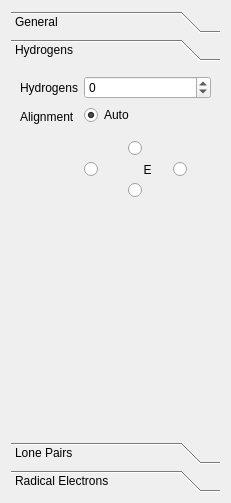
Qt form libmolsketch/atompopup.ui (timvdm/Molsketch) before a commit.
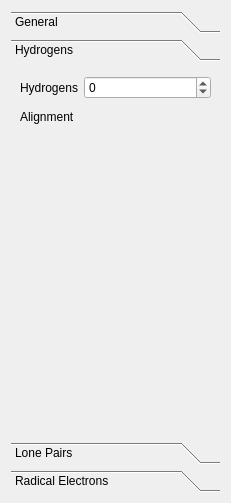
The same form after that commit. The open tabs and pages were chosen to show the change. Custom widgets are drawn as their Qt base class.

Commit message: Add H atom alignment setting (allow to set explicit direction)

What changed in the file:
```diff
--- a/libmolsketch/atompopup.ui
+++ b/libmolsketch/atompopup.ui
@@ -120,72 +120,14 @@
         </widget>
        </item>
        <item row="1" column="1">
-        <layout class="QGridLayout" name="gridLayout_5">
-         <item row="5" column="2">
-          <widget class="QLabel" name="hydrogensElementLabel">
-           <property name="text">
-            <string>E</string>
-           </property>
-           <property name="alignment">
-            <set>Qt::AlignCenter</set>
-           </property>
-          </widget>
-         </item>
-         <item row="4" column="2">
-          <widget class="QRadioButton" name="hydrogensNorth">
-           <property name="text">
-            <string/>
-           </property>
-          </widget>
-         </item>
-         <item row="6" column="2">
-          <widget class="QRadioButton" name="hydrogensSouth">
-           <property name="text">
-            <string/>
-           </property>
-          </widget>
-         </item>
-         <item row="5" column="1">
-          <widget class="QRadioButton" name="hydrogensWest">
-           <property name="text">
-            <string/>
-           </property>
-          </widget>
-         </item>
-         <item row="1" column="2">
-          <spacer name="verticalSpacer">
-           <property name="orientation">
-            <enum>Qt::Vertical</enum>
-           </property>
-           <property name="sizeType">
-            <enum>QSizePolicy::Fixed</enum>
-           </property>
-           <property name="sizeHint" stdset="0">
-            <size>
-             <width>20</width>
-             <height>10</height>
-            </size>
-           </property>
-          </spacer>
-         </item>
-         <item row="5" column="3">
-          <widget class="QRadioButton" name="hydrogensEast">
-           <property name="text">
-            <string/>
-           </property>
-          </widget>
-         </item>
-         <item row="0" column="1" colspan="3">
-          <widget class="QRadioButton" name="hydrogensAutoAlignment">
-           <property name="text">
-            <string>Auto</string>
-           </property>
-           <property name="checked">
-            <bool>true</bool>
-           </property>
-          </widget>
-         </item>
-        </layout>
+        <widget class="Molsketch::ElementAlignment" name="hydrogenAlignment" native="true">
+         <property name="minimumSize">
+          <size>
+           <width>50</width>
+           <height>50</height>
+          </size>
+         </property>
+        </widget>
        </item>
       </layout>
      </widget>
@@ -413,6 +355,16 @@
    <extends>QTableView</extends>
    <header>coordinatetableview.h</header>
   </customwidget>
+  <customwidget>
+   <class>Molsketch::ElementAlignment</class>
+   <extends>QWidget</extends>
+   <header>elementalignment.h</header>
+   <container>1</container>
+   <slots>
+    <signal>alignmentChanged(NeighborAlignment)</signal>
+    <slot>setElement(QString)</slot>
+   </slots>
+  </customwidget>
  </customwidgets>
  <resources/>
  <connections>
```
Left out of the diff: 86 changed lines with no effect on the pictures. The commit also changes 13 other files.
